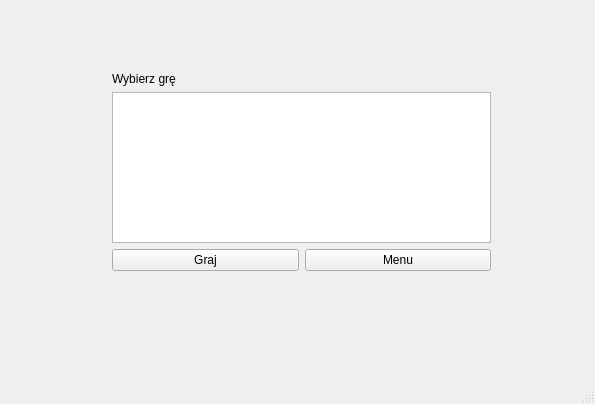
First picture: the form in projekt/src/mainwindow.ui, repository KevinSupertramp/stereogramiksy, before the edit.
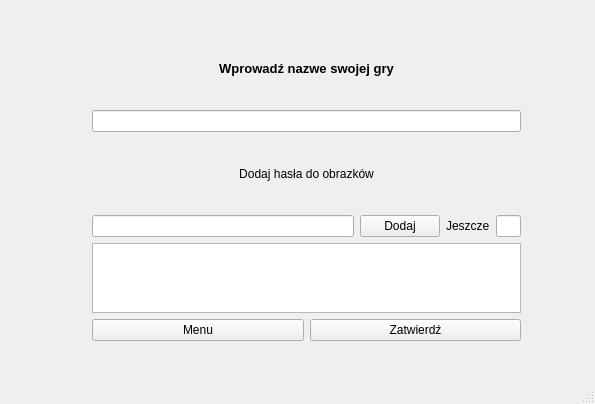
Second picture: the form after the edit.

What changed in the file:
```diff
--- a/projekt/src/mainwindow.ui
+++ b/projekt/src/mainwindow.ui
@@ -36,7 +36,7 @@
        </sizepolicy>
       </property>
       <property name="currentIndex">
-       <number>2</number>
+       <number>6</number>
       </property>
       <widget class="QWidget" name="page">
        <property name="sizePolicy">
@@ -460,6 +460,188 @@
         </layout>
        </widget>
       </widget>
+      <widget class="QWidget" name="page_6">
+       <widget class="QWidget" name="verticalLayoutWidget_3">
+        <property name="geometry">
+         <rect>
+          <x>40</x>
+          <y>20</y>
+          <width>511</width>
+          <height>321</height>
+         </rect>
+        </property>
+        <layout class="QVBoxLayout" name="verticalLayout_8">
+         <item>
+          <widget class="QLabel" name="label_3">
+           <property name="font">
+            <font>
+             <pointsize>18</pointsize>
+             <weight>75</weight>
+             <bold>true</bold>
+            </font>
+           </property>
+           <property name="text">
+            <string>Kreator scenariuszy</string>
+           </property>
+           <property name="alignment">
+            <set>Qt::AlignCenter</set>
+           </property>
+          </widget>
+         </item>
+         <item>
+          <widget class="QLabel" name="label_6">
+           <property name="text">
+            <string>Wybierz obrazki</string>
+           </property>
+           <property name="alignment">
+            <set>Qt::AlignCenter</set>
+           </property>
+          </widget>
+         </item>
+         <item>
+          <widget class="QPushButton" name="pushButton_scen_add">
+           <property name="text">
+            <string>Dodaj obrazek</string>
+           </property>
+          </widget>
+         </item>
+         <item>
+          <widget class="QListView" name="listView_scen_file">
+           <property name="maximumSize">
+            <size>
+             <width>16777215</width>
+             <height>100</height>
+            </size>
+           </property>
+          </widget>
+         </item>
+         <item>
+          <layout class="QHBoxLayout" name="horizontalLayout_10">
+           <item>
+            <widget class="QPushButton" name="pushButton_scen_menu">
+             <property name="text">
+              <string>Menu</string>
+             </property>
+            </widget>
+           </item>
+           <item>
+            <widget class="QPushButton" name="pushButton_scen_dalej">
+             <property name="text">
+              <string>Dalej</string>
+             </property>
+            </widget>
+           </item>
+          </layout>
+         </item>
+        </layout>
+       </widget>
+      </widget>
+      <widget class="QWidget" name="page_7">
+       <widget class="QWidget" name="verticalLayoutWidget_4">
+        <property name="geometry">
+         <rect>
+          <x>70</x>
+          <y>10</y>
+          <width>451</width>
+          <height>331</height>
+         </rect>
+        </property>
+        <layout class="QVBoxLayout" name="verticalLayout_9">
+         <item>
+          <widget class="QLabel" name="label_7">
+           <property name="font">
+            <font>
+             <pointsize>10</pointsize>
+             <weight>75</weight>
+             <bold>true</bold>
+            </font>
+           </property>
+           <property name="text">
+            <string>Wprowadź nazwe swojej gry</string>
+           </property>
+           <property name="alignment">
+            <set>Qt::AlignCenter</set>
+           </property>
+          </widget>
+         </item>
+         <item>
+          <widget class="QLineEdit" name="lineEdit_scen2_tytul"/>
+         </item>
+         <item>
+          <widget class="QLabel" name="label_8">
+           <property name="text">
+            <string>Dodaj hasła do obrazków</string>
+           </property>
+           <property name="alignment">
+            <set>Qt::AlignCenter</set>
+           </property>
+          </widget>
+         </item>
+         <item>
+          <layout class="QHBoxLayout" name="horizontalLayout_11">
+           <item>
+            <widget class="QLineEdit" name="lineEdit_scen2_haslo"/>
+           </item>
+           <item>
+            <widget class="QPushButton" name="pushButton_scen2_add">
+             <property name="text">
+              <string>Dodaj</string>
+             </property>
+            </widget>
+           </item>
+           <item>
+            <widget class="QLabel" name="label_9">
+             <property name="text">
+              <string>Jeszcze</string>
+             </property>
+            </widget>
+           </item>
+           <item>
+            <widget class="QLineEdit" name="lineEdit_scen2_ile">
+             <property name="maximumSize">
+              <size>
+               <width>25</width>
+               <height>16777215</height>
+              </size>
+             </property>
+             <property name="readOnly">
+              <bool>true</bool>
+             </property>
+            </widget>
+           </item>
+          </layout>
+         </item>
+         <item>
+          <widget class="QListView" name="listView_scen2_hasla">
+           <property name="maximumSize">
+            <size>
+             <width>16777215</width>
+             <height>70</height>
+            </size>
+           </property>
+          </widget>
+         </item>
+         <item>
+          <layout class="QHBoxLayout" name="horizontalLayout_12">
+           <item>
+            <widget class="QPushButton" name="pushButton_scen2_menu">
+             <property name="text">
+              <string>Menu</string>
+             </property>
+            </widget>
+           </item>
+           <item>
+            <widget class="QPushButton" name="pushButton_scen2_ok">
+             <property name="text">
+              <string>Zatwierdź</string>
+             </property>
+            </widget>
+           </item>
+          </layout>
+         </item>
+        </layout>
+       </widget>
+      </widget>
      </widget>
     </item>
    </layout>
```
Left out of the diff: 2 changed lines with no effect on the pictures.
